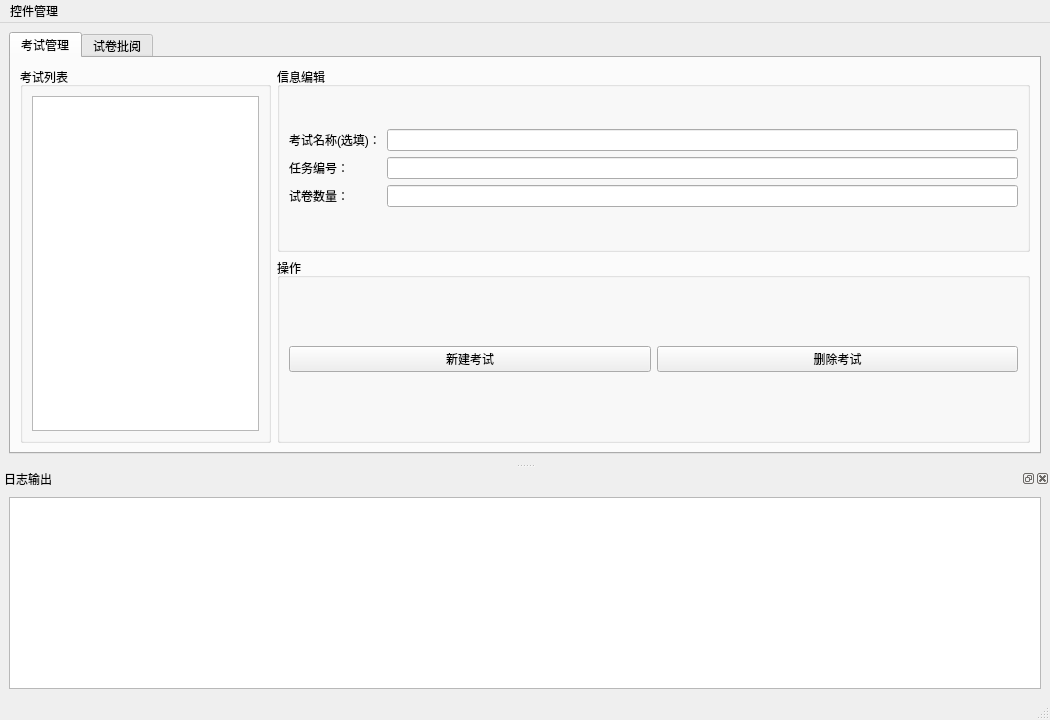
The window that ui/Windows/Main.ui (dudu7615/EnglishWritingCheck) describes before a commit, drawn with Qt 5.
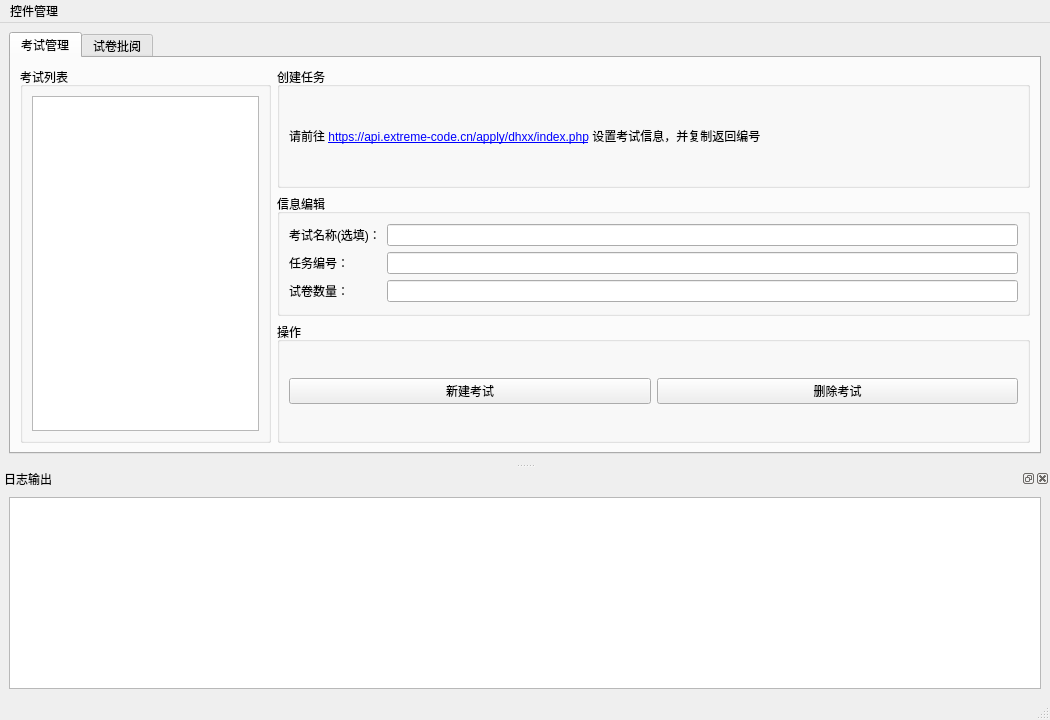
The same window after the commit. The open tabs and pages were chosen to show the change.

Commit message: feat(ui): show extreme-code link in it

The edit to the form file:
```diff
--- a/ui/Windows/Main.ui
+++ b/ui/Windows/Main.ui
@@ -24,20 +24,31 @@
        <attribute name="title">
         <string>考试管理</string>
        </attribute>
-       <layout class="QGridLayout" name="gridLayout_4" rowstretch="0,0" columnstretch="1,3" columnminimumwidth="0,0">
-        <item row="0" column="0" rowspan="2">
-         <widget class="QGroupBox" name="groupBox">
+       <layout class="QGridLayout" name="gridLayout_4" rowstretch="0,0,0" columnstretch="1,3" columnminimumwidth="0,0">
+        <item row="2" column="1">
+         <widget class="QGroupBox" name="groupBox_3">
           <property name="title">
-           <string>考试列表</string>
+           <string>操作</string>
           </property>
-          <layout class="QGridLayout" name="gridLayout_2">
-           <item row="0" column="0">
-            <widget class="QListWidget" name="examList"/>
+          <layout class="QHBoxLayout" name="horizontalLayout_2">
+           <item>
+            <widget class="QPushButton" name="creatNewExam">
+             <property name="text">
+              <string>新建考试</string>
+             </property>
+            </widget>
+           </item>
+           <item>
+            <widget class="QPushButton" name="deleteExam">
+             <property name="text">
+              <string>删除考试</string>
+             </property>
+            </widget>
            </item>
           </layout>
          </widget>
         </item>
-        <item row="0" column="1">
+        <item row="1" column="1">
          <widget class="QGroupBox" name="groupBox_2">
           <property name="title">
            <string>信息编辑</string>
@@ -92,25 +103,39 @@
           </layout>
          </widget>
         </item>
-        <item row="1" column="1">
-         <widget class="QGroupBox" name="groupBox_3">
+        <item row="0" column="1">
+         <widget class="QGroupBox" name="groupBox_10">
           <property name="title">
-           <string>操作</string>
+           <string>创建任务</string>
           </property>
-          <layout class="QHBoxLayout" name="horizontalLayout_2">
-           <item>
-            <widget class="QPushButton" name="creatNewExam">
+          <layout class="QGridLayout" name="gridLayout_8">
+           <item row="0" column="0">
+            <widget class="QLabel" name="label_4">
+             <property name="sizePolicy">
+              <sizepolicy hsizetype="Minimum" vsizetype="Minimum">
+               <horstretch>0</horstretch>
+               <verstretch>0</verstretch>
+              </sizepolicy>
+             </property>
              <property name="text">
-              <string>新建考试</string>
+              <string>请前往 &lt;a href=&quot;https://api.extreme-code.cn/apply/dhxx/index.php&quot;&gt;https://api.extreme-code.cn/apply/dhxx/index.php&lt;/a&gt; 设置考试信息，并复制返回编号</string>
+             </property>
+             <property name="openExternalLinks">
+              <bool>true</bool>
              </property>
             </widget>
            </item>
-           <item>
-            <widget class="QPushButton" name="deleteExam">
-             <property name="text">
-              <string>删除考试</string>
-             </property>
-            </widget>
+          </layout>
+         </widget>
+        </item>
+        <item row="0" column="0" rowspan="3">
+         <widget class="QGroupBox" name="groupBox">
+          <property name="title">
+           <string>考试列表</string>
+          </property>
+          <layout class="QGridLayout" name="gridLayout_2">
+           <item row="0" column="0">
+            <widget class="QListWidget" name="examList"/>
            </item>
           </layout>
          </widget>
```
Left out of the diff: 2 changed lines with no effect on the pictures. The commit also changes 1 other file.
